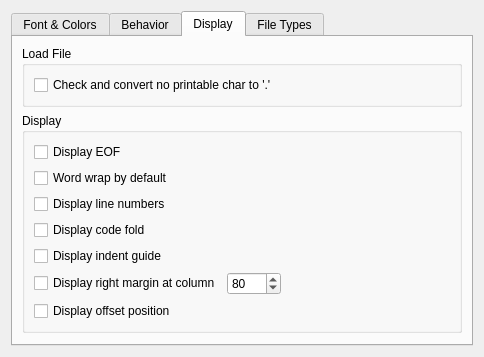
First picture: the form in liteidex/src/plugins/liteeditor/liteeditoroption.ui, repository visualfc/liteide, before the edit.
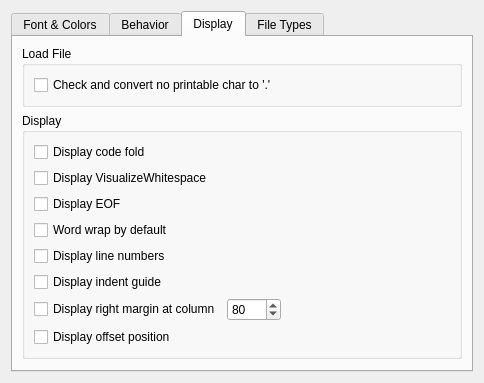
Second picture: the form after the edit. The open tabs and pages were chosen to show the change.

Commit message: add editor visualizeWhitespace option

```diff
--- a/liteidex/src/plugins/liteeditor/liteeditoroption.ui
+++ b/liteidex/src/plugins/liteeditor/liteeditoroption.ui
@@ -7,7 +7,7 @@
     <x>0</x>
     <y>0</y>
     <width>479</width>
-    <height>286</height>
+    <height>330</height>
    </rect>
   </property>
   <property name="windowTitle">
@@ -372,6 +372,20 @@
           <string>Display</string>
          </property>
          <layout class="QVBoxLayout" name="verticalLayout_8">
+          <item>
+           <widget class="QCheckBox" name="codeFoldVisibleCheckBox">
+            <property name="text">
+             <string>Display code fold</string>
+            </property>
+           </widget>
+          </item>
+          <item>
+           <widget class="QCheckBox" name="visualizeWhitespaceCheckBox">
+            <property name="text">
+             <string>Display VisualizeWhitespace</string>
+            </property>
+           </widget>
+          </item>
           <item>
            <widget class="QCheckBox" name="eofVisibleCheckBox">
             <property name="text">
@@ -393,13 +407,6 @@
             </property>
            </widget>
           </item>
-          <item>
-           <widget class="QCheckBox" name="codeFoldVisibleCheckBox">
-            <property name="text">
-             <string>Display code fold</string>
-            </property>
-           </widget>
-          </item>
           <item>
            <widget class="QCheckBox" name="indentLineCheckBox">
             <property name="text">
```
Left out of the diff: 2 changed lines with no effect on the pictures. The commit also changes 5 other files.
